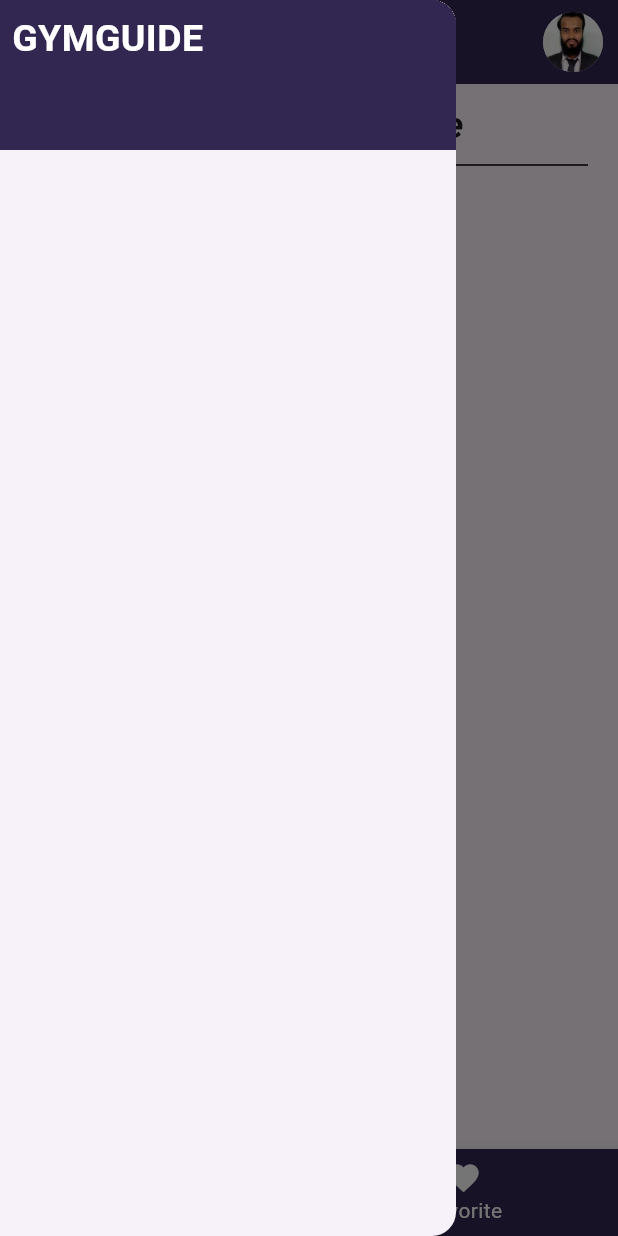
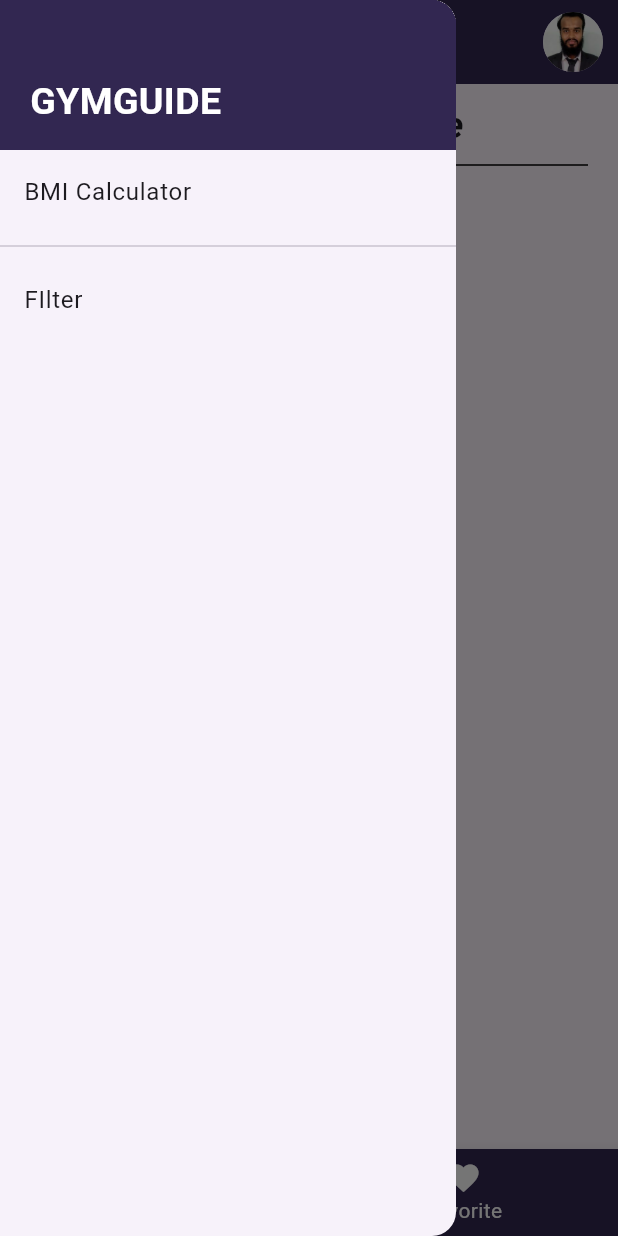
Before and after one commit to NURISLAMCODE/gymGuideApp, a Flutter app: the screen it shows after launch, item 2 of the bottom bar chosen, with the side drawer open, on a phone screen of 412 x 824 dp. Run offline on Flutter 3.47's test engine with Material 3 defaults, Android fonts, the phone set to English and light mode, and no system bars; our stand-ins replace cached_network_image; network calls fail.

Commit message:
drwer working

```diff
--- a/lib/main.dart
+++ b/lib/main.dart
@@ -1,5 +1,7 @@
 import 'package:flutter/material.dart';
+import 'package:gym_guide_app/pages/bmi_calculator_page.dart';
 import 'package:gym_guide_app/pages/exercise_details_page.dart';
+import 'package:gym_guide_app/pages/filter_page.dart';
 import 'package:gym_guide_app/pages/my_home_page.dart';
 import 'package:gym_guide_app/pages/exercise_list_page.dart';
 
@@ -29,6 +31,8 @@ class MyApp extends StatelessWidget {
         MyHomePage.routeName: (context) => MyHomePage(),
         ExerciseListPage.routeName: (context) => const ExerciseListPage(),
         ExerciseDetailsPage.routeName: (context) => const ExerciseDetailsPage(),
+        BMICalculatorPage.routeName: (context) => const BMICalculatorPage(),
+        FilterPage.routeName: (context) => const FilterPage(),
       },
       // home: const MyHomePage(),
     );
--- a/lib/pages/my_home_page.dart
+++ b/lib/pages/my_home_page.dart
@@ -3,6 +3,8 @@ import 'package:flutter/material.dart';
 import 'package:gym_guide_app/data/exercise.dart';
 
 import 'package:gym_guide_app/data/widget_category_list.dart';
+import 'package:gym_guide_app/pages/bmi_calculator_page.dart';
+import 'package:gym_guide_app/pages/filter_page.dart';
 import 'package:gym_guide_app/widget/exercise_card_widget.dart';
 import 'package:gym_guide_app/widget/workout_category_widget.dart';
 
@@ -20,7 +22,7 @@ class _MyHomePageState extends State<MyHomePage> {
   @override
   Widget build(BuildContext context) {
     return Scaffold(
-      drawer:  Drawer(
+      drawer: Drawer(
         child: Column(
           children: [
             Container(
@@ -28,10 +30,26 @@ class _MyHomePageState extends State<MyHomePage> {
               width: double.infinity,
               color: Color(0xFF322751),
               child: Padding(
-                padding: const EdgeInsets.all(8.0),
-                child: Text("GYMGUIDE",style: TextStyle(color: Colors.white, fontWeight: FontWeight.bold, fontSize: 25),),
+                padding:  EdgeInsets.only(top: 50, left: 20),
+                child: Text(
+                  "GYMGUIDE",
+                  style: TextStyle(
+                      color: Colors.white,
+                      fontWeight: FontWeight.bold,
+                      fontSize: 25),
+                ),
               ),
             ),
+            ListTile(title: Text("BMI Calculator"),
+            onTap: (){
+              Navigator.of(context).pushNamed(BMICalculatorPage.routeName);
+            },
+            ),
+            Divider(),
+            ListTile(title: Text("FIlter"),
+              onTap: (){
+                Navigator.of(context).pushNamed(FilterPage.routeName);
+              },),
           ],
         ),
       ),
@@ -56,12 +74,11 @@ class _MyHomePageState extends State<MyHomePage> {
         title: const Text(
           "Welcome Nur",
           style: TextStyle(
-              fontStyle: FontStyle.italic,
-              fontWeight: FontWeight.bold,
-              fontSize: 25,
+            fontStyle: FontStyle.italic,
+            fontWeight: FontWeight.bold,
+            fontSize: 25,
             color: Color(0xffFFFFFF),
           ),
-
         ),
         actions: const [
           Padding(
```
Also changed, not shown: lib/pages/bmi_calculator_page.dart (added, +12 -0 lines), lib/pages/filter_page.dart (added, +11 -0 lines).
